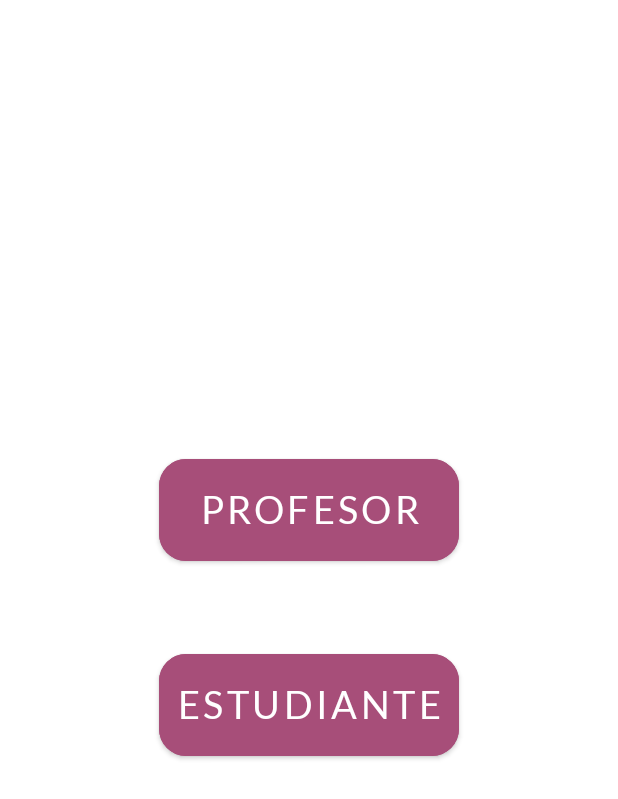
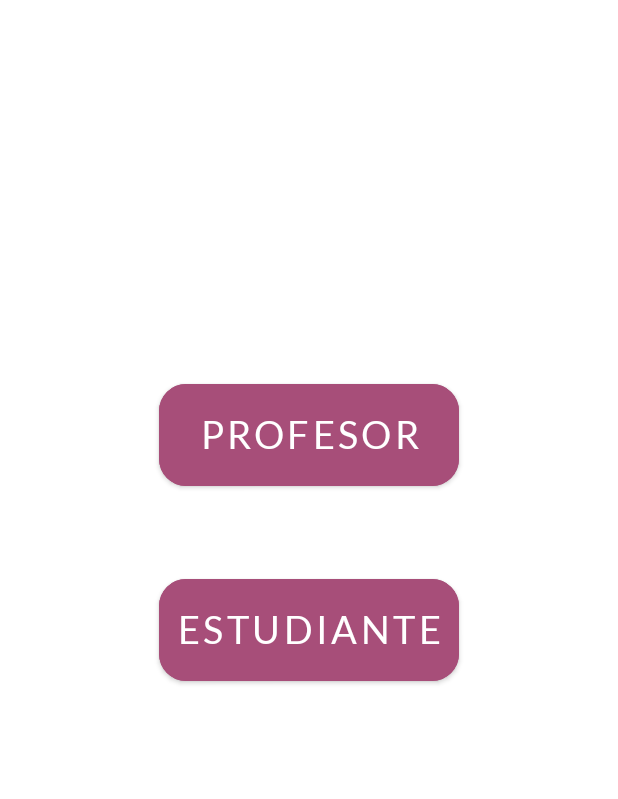
Before and after one commit to lalofcaunam/serviciosocial_app, an Android app: the layout activity_profile.xml on its own in the app's theme, with its tools: preview values and no code run, on a phone screen of 412 x 824 dp. Shown: the top 799 px of the screen. Run offline under Robolectric (Android 15) with nearby library versions, the phone set to English and light mode, and no system bars.

Commit message:
ActionBar, Email Verification Screens

```diff
--- a/front/EstudiaFCA/app/src/main/java/com/lalofcaunam/estudiafca/Login/LoginActivity.java
+++ b/front/EstudiaFCA/app/src/main/java/com/lalofcaunam/estudiafca/Login/LoginActivity.java
@@ -18,6 +18,12 @@ public class LoginActivity extends AppCompatActivity {
         super.onCreate(savedInstanceState);
         setContentView(R.layout.activity_login);
         btnRegistrarse = findViewById(R.id.btnRegistrarse);
+        btnRegistrarse.setOnClickListener(new View.OnClickListener() {
+            @Override
+            public void onClick(View v) {
+                startActivity(new Intent(LoginActivity.this, ProfileActivity.class));
+            }
+        });
     }
 
 }
--- a/front/EstudiaFCA/app/src/main/res/layout/activity_profile.xml
+++ b/front/EstudiaFCA/app/src/main/res/layout/activity_profile.xml
@@ -10,7 +10,7 @@
         android:id="@+id/btnProfesor"
         style="@style/btnMedium"
         android:text="Profesor"
-        android:layout_marginTop="300dp"
+        android:layout_marginTop="250dp"
         app:layout_constraintLeft_toLeftOf="parent"
         app:layout_constraintRight_toRightOf="parent"
         app:layout_constraintTop_toTopOf="parent" />
--- a/front/EstudiaFCA/app/src/main/res/layout/activity_signup.xml
+++ b/front/EstudiaFCA/app/src/main/res/layout/activity_signup.xml
@@ -20,7 +20,7 @@
             <TextView
                 android:layout_width="wrap_content"
                 android:layout_height="wrap_content"
-                android:paddingTop="60dp"
+                android:paddingTop="30dp"
                 android:textSize="15sp"
                 android:layout_marginBottom="15dp"
                 android:text="Información Personal"
--- a/front/EstudiaFCA/app/src/main/res/values/styles.xml
+++ b/front/EstudiaFCA/app/src/main/res/values/styles.xml
@@ -65,6 +65,7 @@
         <item name="android:backgroundTint">@color/colorBtn</item>
         <item name="android:fontFamily">@font/lato_regular</item>
         <item name="android:textSize">20sp</item>
+        <item name="android:textColor">@color/white</item>
         <item name="android:layout_width">wrap_content</item>
         <item name="android:layout_height">wrap_content</item>
         <item name="android:padding">20dp</item>
@@ -75,6 +76,7 @@
         <item name="android:backgroundTint">@color/colorBtn</item>
         <item name="android:fontFamily">@font/lato_regular</item>
         <item name="android:textSize">25sp</item>
+        <item name="android:textColor">@color/white</item>
         <item name="android:layout_width">200dp</item>
         <item name="android:layout_height">80dp</item>
         <item name="android:padding">10dp</item>
--- a/front/EstudiaFCA/app/src/main/res/values/themes.xml
+++ b/front/EstudiaFCA/app/src/main/res/values/themes.xml
@@ -8,9 +8,28 @@
         <!-- Secondary brand color. -->
         <item name="colorSecondary">@color/teal_200</item>
         <item name="colorSecondaryVariant">@color/teal_700</item>
-        <item name="colorOnSecondary">@color/black</item>
+        <item name="colorOnSecondary">@color/white</item>
         <!-- Status bar color. -->
         <item name="android:statusBarColor" tools:targetApi="l">?attr/colorPrimaryVariant</item>
         <!-- Customize your theme here. -->
+
     </style>
+
+    <style name="ThemeActionBar" parent="Theme.AppCompat.Light.DarkActionBar">
+        <!-- Primary brand color. -->
+        <item name="colorPrimary">@color/purple_500</item>
+        <item name="colorPrimaryVariant">@color/purple_700</item>
+        <item name="colorOnPrimary">@color/white</item>
+        <!-- Secondary brand color. -->
+        <item name="colorSecondary">@color/teal_200</item>
+        <item name="colorSecondaryVariant">@color/teal_700</item>
+        <item name="colorOnSecondary">@color/white</item>
+        <!-- Status bar color. -->
+        <item name="android:statusBarColor" tools:targetApi="l">?attr/colorPrimaryVariant</item>
+        <!-- Customize your theme here. -->
+        <item name="cornerRadius">18dp</item>
+    </style>
+
+
+
 </resources>
```
Also changed, not shown: front/EstudiaFCA/app/src/main/AndroidManifest.xml (+7 -0 lines), front/EstudiaFCA/app/src/main/java/com/lalofcaunam/estudiafca/Login/EmailVerificationActivity.java (added, +31 -0 lines), front/EstudiaFCA/app/src/main/java/com/lalofcaunam/estudiafca/Login/ProfileActivity.java (+24 -0 lines), front/EstudiaFCA/app/src/main/java/com/lalofcaunam/estudiafca/Login/SignupActivity.java (+15 -0 lines), front/EstudiaFCA/app/src/main/res/layout/activity_email_verification.xml (added, +35 -0 lines).
